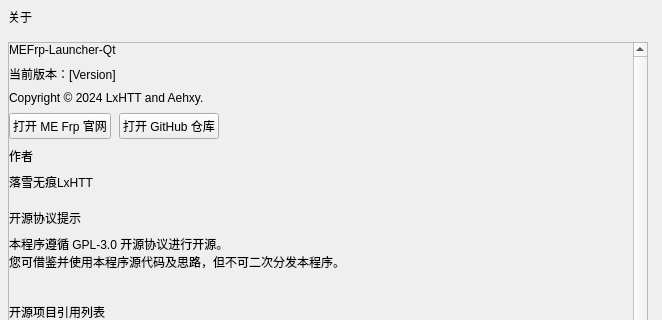
LxHTT/MEFrp-Launcher-Qt, file QtUI/AboutPage.ui: the form before one commit; both pictures show x 0 to 662 and y 0 to 320 of the 662 by 564 pixel window.
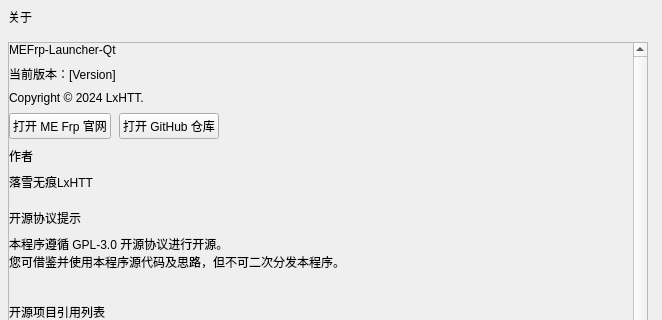
The form after the commit. Custom widgets are drawn as their Qt base class.

Diff of the .ui file:
```diff
--- a/QtUI/AboutPage.ui
+++ b/QtUI/AboutPage.ui
@@ -134,7 +134,7 @@
           </sizepolicy>
          </property>
          <property name="text">
-          <string>Copyright © 2024 LxHTT and Aehxy.</string>
+          <string>Copyright © 2024 LxHTT.</string>
          </property>
         </widget>
        </item>
```
Left out of the diff: 2 changed lines with no effect on the pictures.
